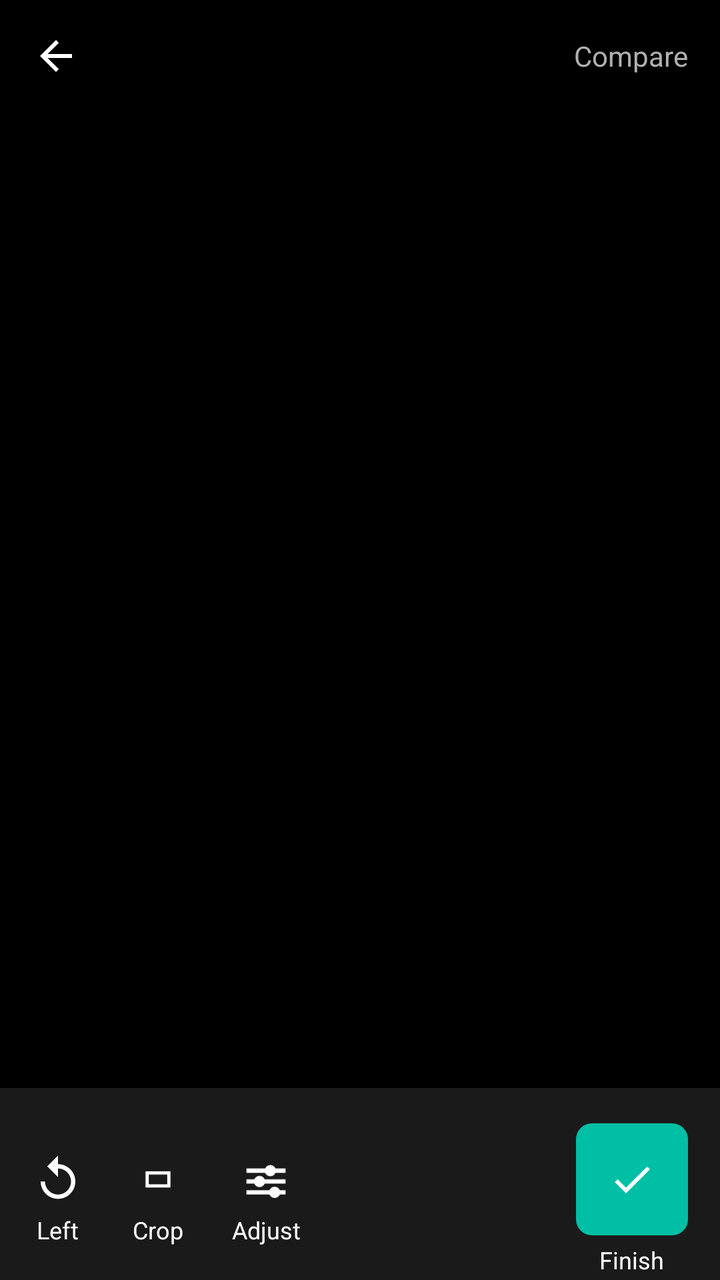
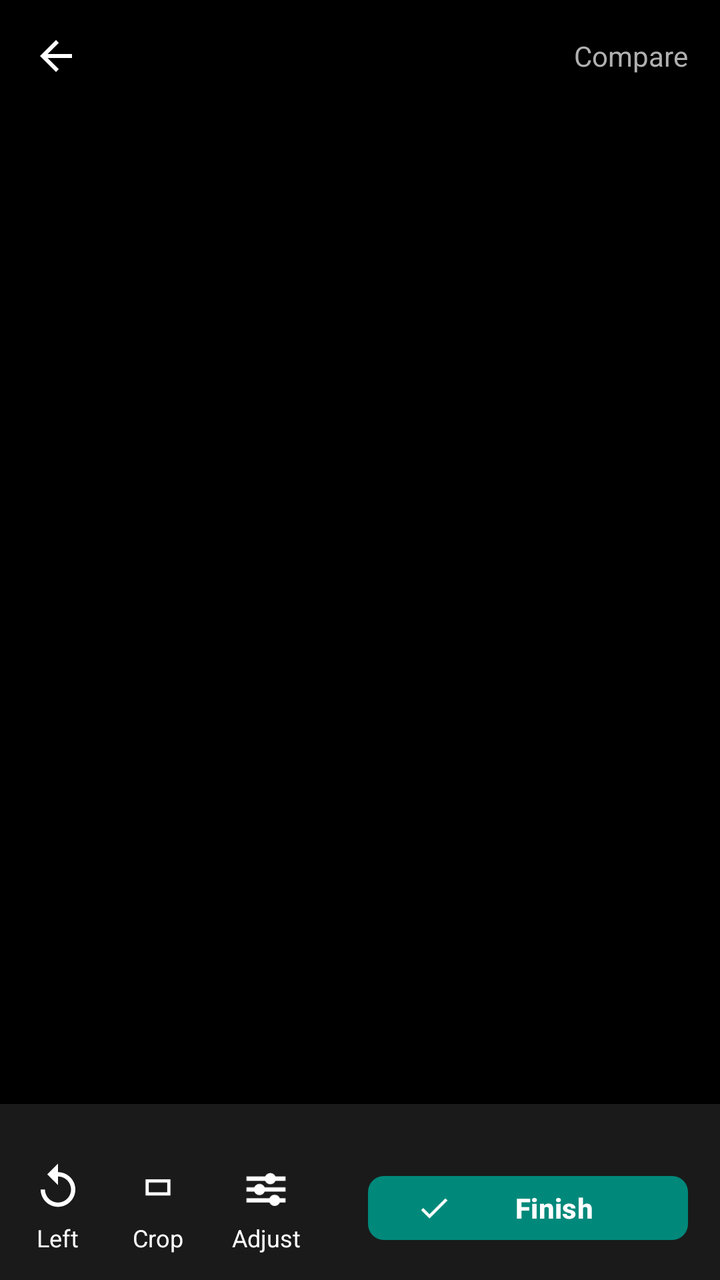

Two renders of the same Android screen: before a commit and after it. Below are the layout's source before the change and the commit's diff.
<!-- AndroidManifest.xml: application theme Theme.Hakunaa -->
<!-- res/layout/activity_enhance.xml -->
<?xml version="1.0" encoding="utf-8"?>
<LinearLayout xmlns:android="http://schemas.android.com/apk/res/android"
    android:layout_width="match_parent"
    android:layout_height="match_parent"
    android:background="#000000"
    android:orientation="vertical">

    
    <LinearLayout
        android:layout_width="match_parent"
        android:layout_height="56dp"
        android:gravity="center_vertical"
        android:orientation="horizontal"
        android:paddingStart="8dp"
        android:paddingEnd="16dp">

        <ImageButton
            android:id="@+id/btnBack"
            android:layout_width="40dp"
            android:layout_height="40dp"
            android:background="@android:color/transparent"
            android:contentDescription="Back"
            android:src="@drawable/ic_arrow_back"
            android:tint="#FFFFFF" />

        <EditText
            android:id="@+id/etDocName"
            android:layout_width="0dp"
            android:layout_height="wrap_content"
            android:layout_marginStart="8dp"
            android:layout_weight="1"
            android:background="@android:color/transparent"
            android:textColor="#FFFFFF"
            android:textSize="18sp" />

        
        <TextView
            android:id="@+id/tvPageIndicator"
            android:layout_width="wrap_content"
            android:layout_height="wrap_content"
            android:layout_marginEnd="12dp"
            android:text=""
            android:textColor="#FFFFFF"
            android:textSize="14sp"
            android:visibility="gone" />

        <TextView
            android:layout_width="wrap_content"
            android:layout_height="wrap_content"
            android:text="Compare"
            android:textColor="#B0B0B0"
            android:textSize="14sp" />
    </LinearLayout>

    
    <ImageView
        android:id="@+id/ivPage"
        android:layout_width="match_parent"
        android:layout_height="0dp"
        android:layout_weight="1"
        android:layout_marginTop="32dp"
        android:scaleType="fitCenter" />

    
    <HorizontalScrollView
        android:layout_width="match_parent"
        android:layout_height="wrap_content"
        android:background="#1A1A1A"
        android:paddingTop="8dp"
        android:paddingBottom="8dp">

        <LinearLayout
            android:id="@+id/filterRow"
            android:layout_width="wrap_content"
            android:layout_height="wrap_content"
            android:orientation="horizontal"
            android:paddingStart="8dp"
            android:paddingEnd="8dp" />
    </HorizontalScrollView>

    
    <LinearLayout
        android:id="@+id/adjustPanel"
        android:layout_width="match_parent"
        android:layout_height="wrap_content"
        android:background="#1A1A1A"
        android:orientation="vertical"
        android:paddingStart="16dp"
        android:paddingEnd="16dp"
        android:paddingTop="4dp"
        android:paddingBottom="8dp"
        android:visibility="gone">

        <LinearLayout
            android:layout_width="match_parent"
            android:layout_height="wrap_content"
            android:gravity="center_vertical"
            android:orientation="horizontal">

            <TextView
                android:layout_width="wrap_content"
                android:layout_height="wrap_content"
                android:text="Adjust"
                android:textColor="#FFFFFF"
                android:textSize="14sp"
                android:textStyle="bold" />

            <View
                android:layout_width="0dp"
                android:layout_height="0dp"
                android:layout_weight="1" />

            <TextView
                android:id="@+id/btnAdjustReset"
                android:layout_width="wrap_content"
                android:layout_height="wrap_content"
                android:padding="8dp"
                android:text="Reset"
                android:textColor="#00BFA5"
                android:textSize="14sp" />

            <TextView
                android:id="@+id/btnAdjustClose"
                android:layout_width="wrap_content"
                android:layout_height="wrap_content"
                android:padding="8dp"
                android:text="✕"
                android:textColor="#B0B0B0"
                android:textSize="14sp" />
        </LinearLayout>

        <LinearLayout
            android:layout_width="match_parent"
            android:layout_height="wrap_content"
            android:gravity="center_vertical"
            android:orientation="horizontal">

            <TextView
                android:layout_width="90dp"
                android:layout_height="wrap_content"
                android:text="Brightness"
                android:textColor="#B0B0B0"
                android:textSize="13sp" />

            <SeekBar
                android:id="@+id/seekBrightness"
                android:layout_width="0dp"
                android:layout_height="wrap_content"
                android:layout_weight="1"
                android:max="200"
                android:progress="100"
                android:progressTint="#00BFA5"
                android:thumbTint="#00BFA5" />

            <TextView
                android:id="@+id/tvBrightnessValue"
                android:layout_width="40dp"
                android:layout_height="wrap_content"
                android:gravity="end"
                android:text="0"
                android:textColor="#FFFFFF"
                android:textSize="13sp" />
        </LinearLayout>

        <LinearLayout
            android:layout_width="match_parent"
            android:layout_height="wrap_content"
            android:gravity="center_vertical"
            android:orientation="horizontal">

            <TextView
                android:layout_width="90dp"
                android:layout_height="wrap_content"
                android:text="Contrast"
                android:textColor="#B0B0B0"
                android:textSize="13sp" />

            <SeekBar
                android:id="@+id/seekContrast"
                android:layout_width="0dp"
                android:layout_height="wrap_content"
                android:layout_weight="1"
                android:max="150"
                android:progress="50"
                android:progressTint="#00BFA5"
                android:thumbTint="#00BFA5" />

            <TextView
                android:id="@+id/tvContrastValue"
                android:layout_width="40dp"
                android:layout_height="wrap_content"
                android:gravity="end"
                android:text="1.00"
                android:textColor="#FFFFFF"
                android:textSize="13sp" />
        </LinearLayout>

        <LinearLayout
            android:layout_width="match_parent"
            android:layout_height="wrap_content"
            android:gravity="center_vertical"
            android:orientation="horizontal">

            <TextView
                android:layout_width="90dp"
                android:layout_height="wrap_content"
                android:text="Sharpness"
                android:textColor="#B0B0B0"
                android:textSize="13sp" />

            <SeekBar
                android:id="@+id/seekSharpness"
                android:layout_width="0dp"
                android:layout_height="wrap_content"
                android:layout_weight="1"
                android:max="100"
                android:progress="40"
                android:progressTint="#00BFA5"
                android:thumbTint="#00BFA5" />

            <TextView
                android:id="@+id/tvSharpnessValue"
                android:layout_width="40dp"
                android:layout_height="wrap_content"
                android:gravity="end"
                android:text="40"
                android:textColor="#FFFFFF"
                android:textSize="13sp" />
        </LinearLayout>
    </LinearLayout>

    
    <LinearLayout
        android:id="@+id/applyAllRow"
        android:layout_width="match_parent"
        android:layout_height="wrap_content"
        android:background="#1A1A1A"
        android:gravity="center_vertical"
        android:orientation="horizontal"
        android:paddingStart="16dp"
        android:paddingEnd="16dp"
        android:paddingTop="4dp"
        android:paddingBottom="8dp"
        android:visibility="gone">

        <CheckBox
            android:id="@+id/cbApplyAll"
            android:layout_width="wrap_content"
            android:layout_height="wrap_content"
            android:button="@drawable/checkbox_apply_all"
            android:text="Apply to all pages"
            android:textColor="#FFFFFF"
            android:textSize="14sp" />

        <TextView
            android:id="@+id/tvApplyAllCount"
            android:layout_width="wrap_content"
            android:layout_height="wrap_content"
            android:layout_marginStart="8dp"
            android:text=""
            android:textColor="#808080"
            android:textSize="13sp" />
    </LinearLayout>

    
    <LinearLayout
        android:layout_width="match_parent"
        android:layout_height="80dp"
        android:background="#1A1A1A"
        android:gravity="center_vertical"
        android:orientation="horizontal"
        android:paddingStart="16dp"
        android:paddingEnd="16dp">

        <LinearLayout
            android:id="@+id/btnRotateLeft"
            android:layout_width="wrap_content"
            android:layout_height="wrap_content"
            android:gravity="center"
            android:orientation="vertical">

            <ImageView
                android:layout_width="26dp"
                android:layout_height="26dp"
                android:src="@drawable/ic_rotate_left"
                android:tint="#FFFFFF" />

            <TextView
                android:layout_width="wrap_content"
                android:layout_height="wrap_content"
                android:layout_marginTop="4dp"
                android:text="Left"
                android:textColor="#FFFFFF"
                android:textSize="12sp" />
        </LinearLayout>

        
        <LinearLayout
            android:id="@+id/btnCrop"
            android:layout_width="wrap_content"
            android:layout_height="wrap_content"
            android:layout_marginStart="24dp"
            android:gravity="center"
            android:orientation="vertical">

            <ImageView
                android:layout_width="26dp"
                android:layout_height="26dp"
                android:src="@drawable/ic_crop"
                android:tint="#FFFFFF" />

            <TextView
                android:layout_width="wrap_content"
                android:layout_height="wrap_content"
                android:layout_marginTop="4dp"
                android:text="Crop"
                android:textColor="#FFFFFF"
                android:textSize="12sp" />
        </LinearLayout>

        
        <LinearLayout
            android:id="@+id/btnAdjust"
            android:layout_width="wrap_content"
            android:layout_height="wrap_content"
            android:layout_marginStart="24dp"
            android:gravity="center"
            android:orientation="vertical">

            <ImageView
                android:id="@+id/ivAdjustIcon"
                android:layout_width="26dp"
                android:layout_height="26dp"
                android:src="@drawable/ic_tune"
                android:tint="#FFFFFF" />

            <TextView
                android:id="@+id/tvAdjustLabel"
                android:layout_width="wrap_content"
                android:layout_height="wrap_content"
                android:layout_marginTop="4dp"
                android:text="Adjust"
                android:textColor="#FFFFFF"
                android:textSize="12sp" />
        </LinearLayout>

        <View
            android:layout_width="0dp"
            android:layout_height="0dp"
            android:layout_weight="1" />

        
        <LinearLayout
            android:layout_width="wrap_content"
            android:layout_height="wrap_content"
            android:gravity="center"
            android:orientation="vertical">

            <ImageButton
                android:id="@+id/btnSave"
                android:layout_width="56dp"
                android:layout_height="56dp"
                android:background="@drawable/bg_teal_button"
                android:contentDescription="Save"
                android:src="@drawable/ic_check"
                android:tint="#FFFFFF" />

            <TextView
                android:id="@+id/tvSaveLabel"
                android:layout_width="wrap_content"
                android:layout_height="wrap_content"
                android:layout_marginTop="4dp"
                android:text="Finish"
                android:textColor="#FFFFFF"
                android:textSize="12sp" />
        </LinearLayout>
    </LinearLayout>
</LinearLayout>
<!-- resources referenced by this layout -->
<resources>
  <!-- drawable bg_teal_button (drawable) -->
  <?xml version="1.0" encoding="utf-8"?>
  <shape xmlns:android="http://schemas.android.com/apk/res/android"
      android:shape="rectangle">
      <corners android:radius="8dp" />
      <solid android:color="#00BFA5" />
  </shape>
  <!-- drawable checkbox_apply_all (drawable) -->
  <?xml version="1.0" encoding="utf-8"?>
  <selector xmlns:android="http://schemas.android.com/apk/res/android">
      <item android:state_checked="true" android:drawable="@drawable/checkbox_checked" />
      <item android:drawable="@drawable/checkbox_unchecked" />
  </selector>
  <!-- drawable ic_arrow_back (drawable) -->
  <vector xmlns:android="http://schemas.android.com/apk/res/android"
      android:width="24dp"
      android:height="24dp"
      android:viewportWidth="24"
      android:viewportHeight="24"
      android:tint="#111827">
      <path
          android:fillColor="#FF000000"
          android:pathData="M20,11H7.83l5.59,-5.59L12,4l-8,8 8,8 1.41,-1.41L7.83,13H20v-2z" />
  </vector>
  <!-- drawable ic_check (drawable) -->
  <?xml version="1.0" encoding="utf-8"?>
  <vector xmlns:android="http://schemas.android.com/apk/res/android"
      android:width="24dp"
      android:height="24dp"
      android:viewportWidth="24"
      android:viewportHeight="24">
      <path
          android:fillColor="#FFFFFF"
          android:pathData="M9,16.17L4.83,12l-1.42,1.41L9,19 21,7l-1.41,-1.41z" />
  </vector>
  <!-- drawable ic_rotate_left (drawable) -->
  <?xml version="1.0" encoding="utf-8"?>
  <vector xmlns:android="http://schemas.android.com/apk/res/android"
      android:width="24dp"
      android:height="24dp"
      android:viewportWidth="24"
      android:viewportHeight="24">
      <path
          android:fillColor="#FFFFFF"
          android:pathData="M12,5V1L7,6l5,5V7c3.31,0 6,2.69 6,6s-2.69,6 -6,6 -6,-2.69 -6,-6H4c0,4.42 3.58,8 8,8s8,-3.58 8,-8 -3.58,-8 -8,-8z" />
  </vector>
  <style name="Theme.Hakunaa" parent="Theme.Material3.Light.NoActionBar">
          <item name="colorPrimary">@color/hakunaa_primary</item>
          <item name="colorPrimaryDark">@color/hakunaa_primary_dark</item>
          <item name="colorOnPrimary">@color/hakunaa_on_primary</item>
          <item name="android:windowBackground">@color/hakunaa_background</item>
          <item name="colorSurface">@color/hakunaa_surface</item>
          <item name="android:textColorPrimary">@color/hakunaa_text</item>
          <item name="android:textColorSecondary">@color/hakunaa_text_secondary</item>
      </style>
  <!-- drawable checkbox_unchecked (drawable) -->
  <?xml version="1.0" encoding="utf-8"?>
  <vector xmlns:android="http://schemas.android.com/apk/res/android"
      android:width="24dp"
      android:height="24dp"
      android:viewportWidth="24"
      android:viewportHeight="24">
      <path
          android:fillColor="#00000000"
          android:strokeColor="#FFFFFF"
          android:strokeWidth="2"
          android:pathData="M5,3 h14 a2,2 0 0 1 2,2 v14 a2,2 0 0 1 -2,2 H5 a2,2 0 0 1 -2,-2 V5 a2,2 0 0 1 2,-2 z" />
  </vector>
  <color name="hakunaa_primary">#0B57D0</color>
  <color name="hakunaa_primary_dark">#0842A0</color>
  <color name="hakunaa_on_primary">#FFFFFF</color>
  <color name="hakunaa_background">#F6F7F9</color>
  <color name="hakunaa_surface">#FFFFFF</color>
  <color name="hakunaa_text">#111827</color>
  <color name="hakunaa_text_secondary">#5B6472</color>
  <!-- unchanged entries left out for length: 3 -->
</resources>

<!-- the commit's change to res/layout/activity_enhance.xml (unified diff, before → after) -->
@@ -1,5 +1,6 @@
 <?xml version="1.0" encoding="utf-8"?>
 <LinearLayout xmlns:android="http://schemas.android.com/apk/res/android"
+    xmlns:app="http://schemas.android.com/apk/res-auto"
     android:layout_width="match_parent"
     android:layout_height="match_parent"
     android:background="#000000"
@@ -265,7 +266,7 @@
     
     <LinearLayout
         android:layout_width="match_parent"
-        android:layout_height="80dp"
+        android:layout_height="72dp"
         android:background="#1A1A1A"
         android:gravity="center_vertical"
         android:orientation="horizontal"
@@ -350,29 +351,17 @@
             android:layout_weight="1" />
 
         
-        <LinearLayout
-            android:layout_width="wrap_content"
-            android:layout_height="wrap_content"
-            android:gravity="center"
-            android:orientation="vertical">
-
-            <ImageButton
-                android:id="@+id/btnSave"
-                android:layout_width="56dp"
-                android:layout_height="56dp"
-                android:background="@drawable/bg_teal_button"
-                android:contentDescription="Save"
-                android:src="@drawable/ic_check"
-                android:tint="#FFFFFF" />
-
-            <TextView
-                android:id="@+id/tvSaveLabel"
-                android:layout_width="wrap_content"
-                android:layout_height="wrap_content"
-                android:layout_marginTop="4dp"
-                android:text="Finish"
-                android:textColor="#FFFFFF"
-                android:textSize="12sp" />
-        </LinearLayout>
+        <com.google.android.material.button.MaterialButton
+            android:id="@+id/btnSave"
+            android:layout_width="wrap_content"
+            android:layout_height="40dp"
+            android:minWidth="160dp"
+            android:text="Finish"
+            android:textColor="#FFFFFF"
+            android:textStyle="bold"
+            app:backgroundTint="#00897B"
+            app:cornerRadius="8dp"
+            app:icon="@drawable/ic_check"
+            app:iconTint="#FFFFFF" />
     </LinearLayout>
 </LinearLayout>
<!-- resource entries referenced after the edit -->
@@ -1,12 +1,5 @@
 <!-- resources referenced by this layout -->
 <resources>
-  <!-- drawable bg_teal_button (drawable) -->
-  <?xml version="1.0" encoding="utf-8"?>
-  <shape xmlns:android="http://schemas.android.com/apk/res/android"
-      android:shape="rectangle">
-      <corners android:radius="8dp" />
-      <solid android:color="#00BFA5" />
-  </shape>
   <!-- drawable checkbox_apply_all (drawable) -->
   <?xml version="1.0" encoding="utf-8"?>
   <selector xmlns:android="http://schemas.android.com/apk/res/android">
